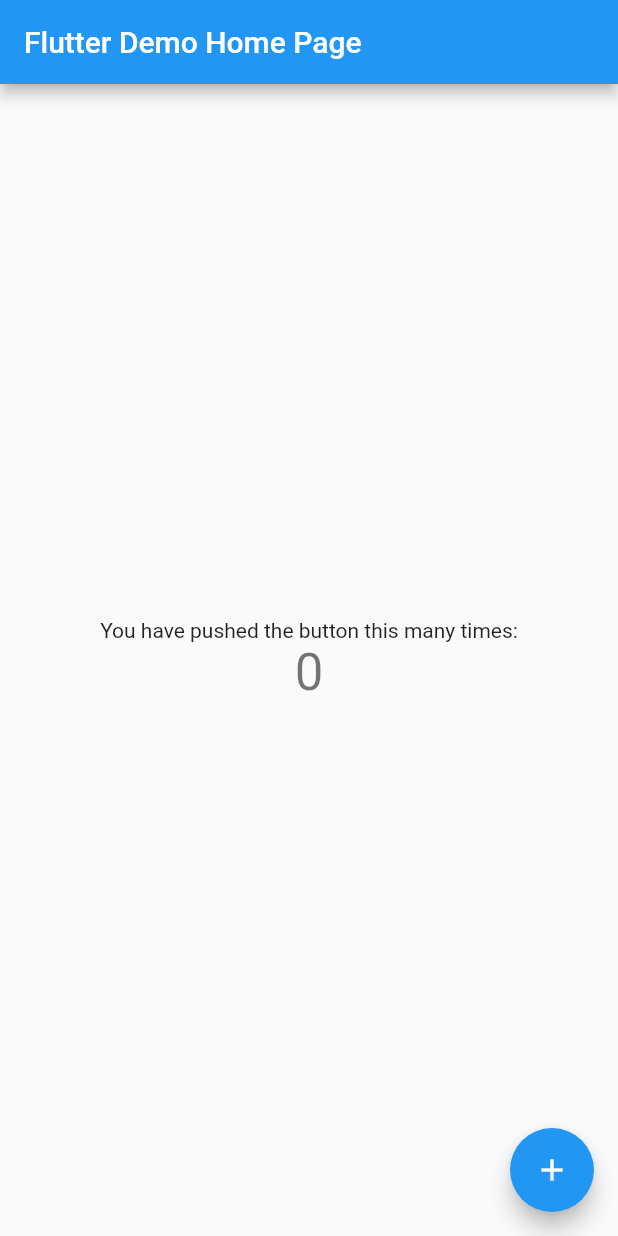
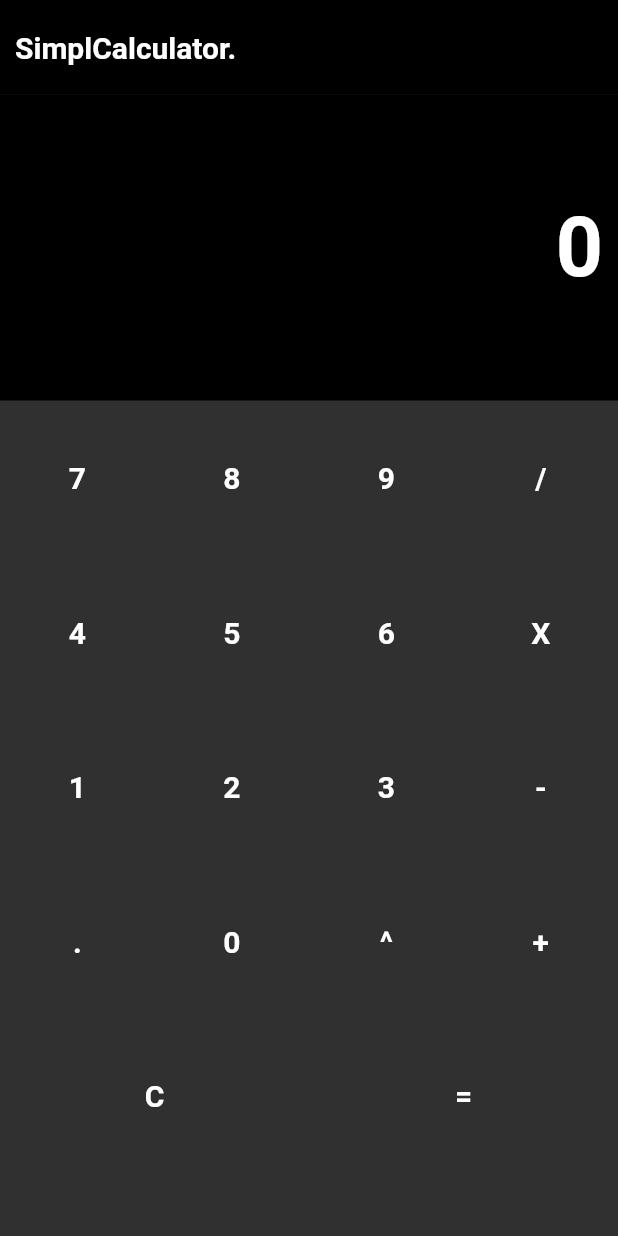
Before and after one commit to developer-ocansey/mainor-mobile-01, a Flutter app: the screen it shows after launch, on a phone screen of 412 x 824 dp. Run offline on Flutter 3.47's test engine with Material 2 defaults, Android fonts, the phone set to English and light mode, and no system bars.

Commit message:
Implement simple calculator

```diff
--- /dev/null
+++ b/simple_calculator/lib/index.dart
@@ -0,0 +1,163 @@
+
+import 'dart:math';
+
+import 'package:flutter/cupertino.dart';
+import 'package:flutter/material.dart';
+
+class IndexPage extends StatefulWidget {
+  IndexPage({Key key, this.title}) : super(key: key);
+
+  final String title;
+
+  @override
+  _IndexPage createState() => new _IndexPage();
+}
+
+class _IndexPage extends State<IndexPage> {
+  String output = "0";
+  String _output = "0";
+  double number1 = 0;
+  double number2 = 0;
+  String operand = "";
+
+  calculate(String buttonText){
+    if(buttonText == "C"){
+      _output = "0";
+      number1 = 0;
+      number2 = 0;
+      operand = "";
+    } else if (buttonText == "+" || buttonText == "-" || buttonText == "/" || buttonText == "X"|| buttonText == "^"){
+
+      number1 = double.parse(output);
+
+      operand = buttonText;
+
+      _output = "0";
+
+    } else if(buttonText == "."){
+
+      if(_output.contains(".")){
+        return;
+
+      } else {
+        _output = _output + buttonText;
+      }
+
+    } else if (buttonText == "="){
+
+      number2 = double.parse(output);
+
+      if(operand == "+"){
+        _output = (number1 + number2).toString();
+      }
+      if(operand == "-"){
+        _output = (number1 - number2).toString();
+      }
+      if(operand == "X"){
+        _output = (number1 * number2).toString();
+      }
+      if(operand == "/"){
+        _output = (number1 / number2).toString();
+      }
+      if(operand == "^"){
+        _output = (pow(number1, number2)).toString();
+      }
+
+      number1 = 0;
+      number2 = 0;
+      operand = "";
+
+    } else {
+      _output = _output + buttonText;
+    }
+    setState(() {
+      output = double.parse(_output).toStringAsFixed(2);
+      output = double.parse(_output).toStringAsFixed(2);
+    });
+  }
+
+  Widget Button(String buttonText) {
+    return new Expanded(
+      child: new MaterialButton(
+        padding: new EdgeInsets.all(40.0),
+        child: new Text(buttonText,
+          style: TextStyle(
+              fontSize: 20.0,
+              fontWeight: FontWeight.bold,
+          ),
+        ),
+        onPressed: () => calculate(buttonText)
+        ,
+      ),
+    );
+  }
+
+  @override
+  Widget build(BuildContext context) {
+    return new Scaffold(
+        body: new Container(
+            child: new Column(
+              children: <Widget>[
+                new Container(
+                    alignment: Alignment.topLeft,
+                    padding: new EdgeInsets.symmetric(
+                        vertical: 20.0,
+                        horizontal: 10.0
+                    ),
+                    decoration: BoxDecoration(color: Colors.black),
+                    child: new Text('SimplCalculator.', style: new TextStyle(
+                      fontSize: 20.0,
+                      fontWeight: FontWeight.bold,
+                      color: Colors.white
+                    ))),
+                new Container(
+                    alignment: Alignment.centerRight,
+                    decoration: BoxDecoration(color: Colors.black),
+                    padding: new EdgeInsets.symmetric(
+                        vertical: 70.0,
+                        horizontal: 10.0
+                    ),
+                    child: new Text(output, style: new TextStyle(
+                      fontSize: 55.0,
+                      fontWeight: FontWeight.bold,
+
+                    ))),
+
+                new Column(children: [
+                  new Row(children: [
+                    Button("7"),
+                    Button("8"),
+                    Button("9"),
+                    Button("/")
+                  ]),
+
+                  new Row(children: [
+                    Button("4"),
+                    Button("5"),
+                    Button("6"),
+                    Button("X")
+                  ]),
+
+                  new Row(children: [
+                    Button("1"),
+                    Button("2"),
+                    Button("3"),
+                    Button("-")
+                  ]),
+
+                  new Row(children: [
+                    Button("."),
+                    Button("0"),
+                    Button("^"),
+                    Button("+")
+                  ]),
+
+                  new Row(children: [
+                    Button("C"),
+                    Button("="),
+                  ])
+                ])
+              ],
+            )));
+  }
+}
--- a/simple_calculator/lib/main.dart
+++ b/simple_calculator/lib/main.dart
@@ -1,65 +1,20 @@
+import 'package:flutter/cupertino.dart';
 import 'package:flutter/material.dart';
+import 'package:simplecalculator/index.dart';
 
-void main() {
-  runApp(MyApp());
-}
+void main() => runApp(new App());
 
-class MyApp extends StatelessWidget {
-  // This widget is the root of your application.
+class App extends StatelessWidget {
   @override
   Widget build(BuildContext context) {
-    return MaterialApp(
-      title: 'Flutter Demo',
-      theme: ThemeData(
-        primarySwatch: Colors.blue,
+    return new MaterialApp(
+      title: 'Calculator',
+      darkTheme: ThemeData(
+        brightness: Brightness.dark,
       ),
-      home: MyHomePage(title: 'Flutter Demo Home Page'),
+      themeMode: ThemeMode.dark,
+      home: new IndexPage(title: 'Calculator'),
+      debugShowCheckedModeBanner: false,
     );
   }
 }
-
-class MyHomePage extends StatefulWidget {
-  MyHomePage({Key key, this.title}) : super(key: key);
-  final String title;
-
-  @override
-  _MyHomePageState createState() => _MyHomePageState();
-}
-
-class _MyHomePageState extends State<MyHomePage> {
-  int _counter = 0;
-
-  void _incrementCounter() {
-    setState(() {
-      _counter++;
-    });
-  }
-
-  @override
-  Widget build(BuildContext context) {
-    return Scaffold(
-      appBar: AppBar(
-        title: Text(widget.title),
-      ),
-      body: Center(
-        child: Column(
-          mainAxisAlignment: MainAxisAlignment.center,
-          children: <Widget>[
-            Text(
-              'You have pushed the button this many times:',
-            ),
-            Text(
-              '$_counter',
-              style: Theme.of(context).textTheme.headline4,
-            ),
-          ],
-        ),
-      ),
-      floatingActionButton: FloatingActionButton(
-        onPressed: _incrementCounter,
-        tooltip: 'Increment',
-        child: Icon(Icons.add),
-      ),
-    );
-  }
-}
--- a/simple_calculator/pubspec.yaml
+++ b/simple_calculator/pubspec.yaml
@@ -28,7 +28,7 @@
   # The following adds the Cupertino Icons font to your application.
   # Use with the CupertinoIcons class for iOS style icons.
   cupertino_icons: ^1.0.2
-
+  math_expressions: ^2.0.0
 dev_dependencies:
   flutter_test:
     sdk: flutter
```
Also changed, not shown: simple_calculator/pubspec.lock, 1 other file.
